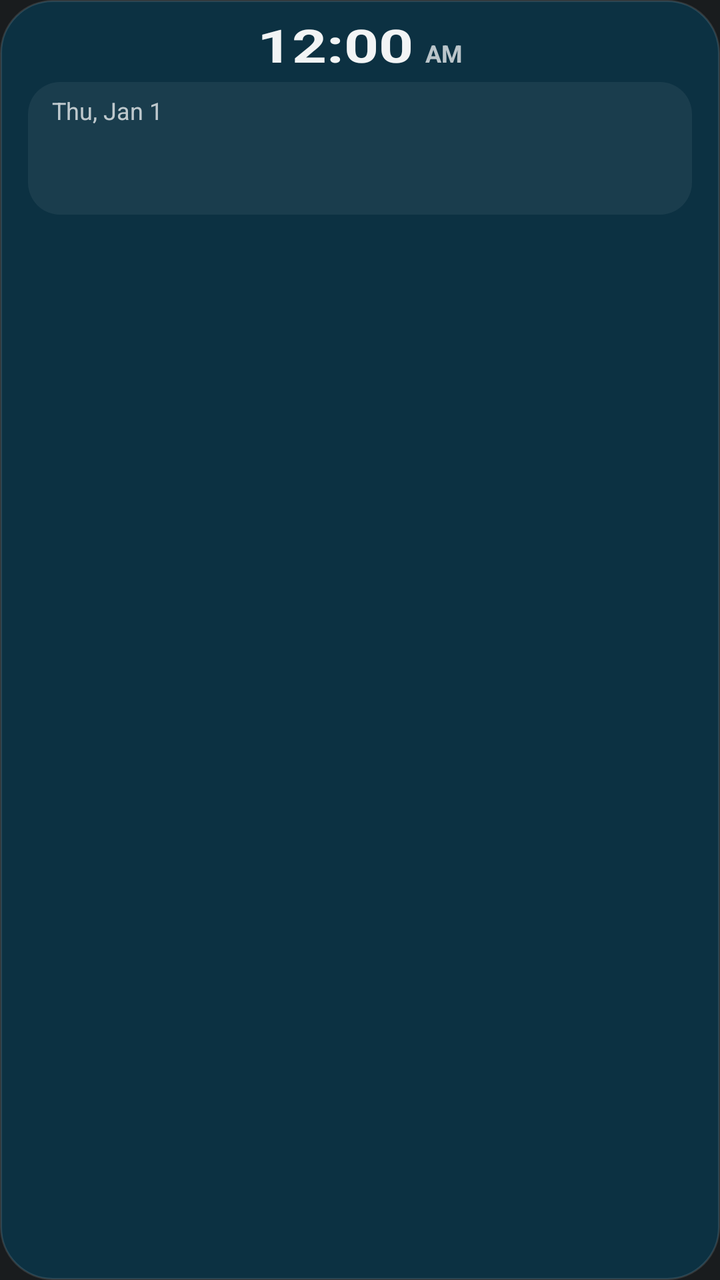
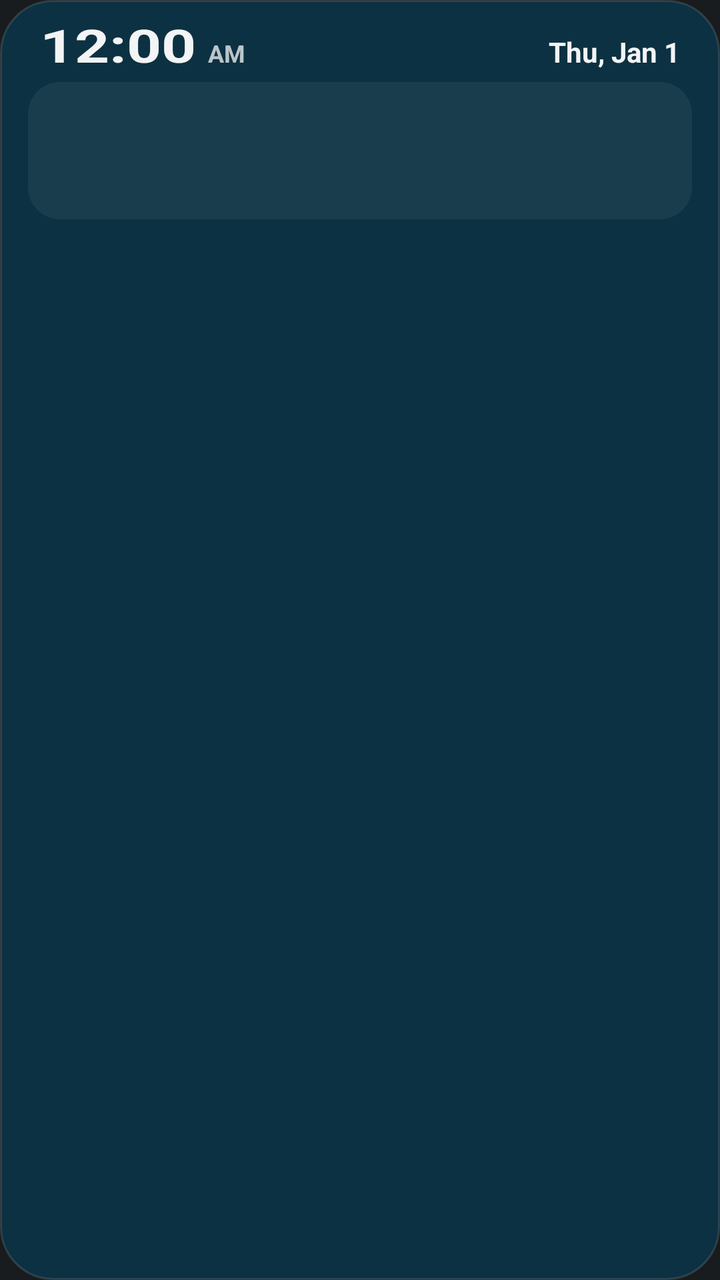

An Android layout rendered at two revisions. The XML below is the earlier revision; the diff shows what the commit changed to produce the second picture.
<!-- AndroidManifest.xml: application theme android:Theme.DeviceDefault.NoActionBar -->
<!-- res/layout/widget_medium.xml -->
<?xml version="1.0" encoding="utf-8"?>
<LinearLayout xmlns:android="http://schemas.android.com/apk/res/android"
    android:id="@+id/root"
    android:layout_width="match_parent"
    android:layout_height="match_parent"
    android:background="@drawable/widget_bg"
    android:orientation="vertical"
    android:paddingHorizontal="14dp"
    android:paddingVertical="10dp">

    <LinearLayout
        android:id="@+id/clock"
        android:layout_width="match_parent"
        android:layout_height="wrap_content"
        android:baselineAligned="true"
        android:gravity="center_horizontal"
        android:orientation="horizontal"
        android:paddingBottom="4dp">

        <TextClock
            android:layout_width="wrap_content"
            android:layout_height="wrap_content"
            android:format12Hour="h:mm"
            android:format24Hour="H:mm"
            android:includeFontPadding="false"
            android:textColor="@color/text"
            android:textScaleX="1.32"
            android:textSize="23sp"
            android:textStyle="bold" />

        <TextClock
            android:layout_width="wrap_content"
            android:layout_height="wrap_content"
            android:format12Hour="a"
            android:format24Hour=""
            android:paddingStart="6dp"
            android:textColor="@color/muted"
            android:textSize="12sp"
            android:textStyle="bold" />
    </LinearLayout>

    <include layout="@layout/part_weather" />

    <LinearLayout
        android:id="@+id/story"
        android:layout_width="match_parent"
        android:layout_height="0dp"
        android:layout_weight="1"
        android:gravity="center_vertical"
        android:orientation="vertical"
        android:paddingHorizontal="2dp">

        <TextView
            android:id="@+id/meta"
            android:layout_width="match_parent"
            android:layout_height="wrap_content"
            android:ellipsize="end"
            android:maxLines="1"
            android:textColor="@color/muted"
            android:textSize="11sp" />

        <TextView
            android:id="@+id/title"
            android:layout_width="match_parent"
            android:layout_height="wrap_content"
            android:ellipsize="end"
            android:maxLines="1"
            android:textColor="@color/text"
            android:textSize="13sp" />
    </LinearLayout>
</LinearLayout>
<!-- res/layout/part_weather.xml (included above) -->
<?xml version="1.0" encoding="utf-8"?>
<LinearLayout xmlns:android="http://schemas.android.com/apk/res/android"
    android:id="@+id/weather"
    android:layout_width="match_parent"
    android:layout_height="wrap_content"
    android:background="@drawable/bar_bg"
    android:gravity="center_vertical"
    android:orientation="horizontal"
    android:paddingHorizontal="12dp"
    android:paddingVertical="6dp">

    <LinearLayout
        android:layout_width="0dp"
        android:layout_height="wrap_content"
        android:layout_weight="1"
        android:orientation="vertical">

        <TextClock
            android:layout_width="wrap_content"
            android:layout_height="wrap_content"
            android:format12Hour="EEE, MMM d"
            android:format24Hour="EEE, MMM d"
            android:textColor="@color/muted"
            android:textSize="12sp" />

        <TextView
            android:id="@+id/place"
            android:layout_width="wrap_content"
            android:layout_height="wrap_content"
            android:ellipsize="end"
            android:maxLines="1"
            android:textColor="@color/text"
            android:textSize="15sp"
            android:textStyle="bold" />

        <TextView
            android:id="@+id/cond"
            android:layout_width="wrap_content"
            android:layout_height="wrap_content"
            android:ellipsize="end"
            android:maxLines="1"
            android:textColor="@color/text"
            android:textSize="13sp" />
    </LinearLayout>

    <TextView
        android:id="@+id/icon"
        android:layout_width="wrap_content"
        android:layout_height="wrap_content"
        android:paddingHorizontal="8dp"
        android:textSize="34sp" />

    <LinearLayout
        android:layout_width="0dp"
        android:layout_height="wrap_content"
        android:layout_weight="1"
        android:gravity="end"
        android:orientation="vertical">

        <TextView
            android:id="@+id/temp"
            android:layout_width="wrap_content"
            android:layout_height="wrap_content"
            android:includeFontPadding="false"
            android:textColor="@color/text"
            android:textSize="30sp"
            android:textStyle="bold" />

        <TextView
            android:id="@+id/hilo"
            android:layout_width="wrap_content"
            android:layout_height="wrap_content"
            android:textColor="@color/muted"
            android:textSize="13sp" />
    </LinearLayout>
</LinearLayout>
<!-- resources referenced by this layout -->
<resources>
  <color name="muted">#B8FFFFFF</color>
  <color name="text">#F2FFFFFF</color>
  <!-- drawable bar_bg (drawable) -->
  <?xml version="1.0" encoding="utf-8"?>
  <shape xmlns:android="http://schemas.android.com/apk/res/android">
      <solid android:color="@color/inset" />
      <corners android:radius="16dp" />
  </shape>
  <!-- drawable widget_bg (drawable) -->
  <?xml version="1.0" encoding="utf-8"?>
  <shape xmlns:android="http://schemas.android.com/apk/res/android">
      <solid android:color="@color/card" />
      <stroke android:width="1dp" android:color="@color/card_edge" />
      <corners android:radius="26dp" />
  </shape>
  <color name="inset">#0FFFFFFF</color>
  <color name="card">#0C3142</color>
  <color name="card_edge">#1FFFFFFF</color>
</resources>

<!-- the commit's change to res/layout/widget_medium.xml (unified diff, before → after) -->
@@ -13,8 +13,8 @@
         android:layout_width="match_parent"
         android:layout_height="wrap_content"
         android:baselineAligned="true"
-        android:gravity="center_horizontal"
         android:orientation="horizontal"
+        android:paddingHorizontal="6dp"
         android:paddingBottom="4dp">
 
         <TextClock
@@ -36,6 +36,17 @@
             android:paddingStart="6dp"
             android:textColor="@color/muted"
             android:textSize="12sp"
+            android:textStyle="bold" />
+
+        <TextClock
+            android:layout_width="0dp"
+            android:layout_height="wrap_content"
+            android:layout_weight="1"
+            android:format12Hour="EEE, MMM d"
+            android:format24Hour="EEE, MMM d"
+            android:gravity="end"
+            android:textColor="@color/text"
+            android:textSize="14sp"
             android:textStyle="bold" />
     </LinearLayout>
 
@@ -79,21 +90,13 @@
     android:gravity="center_vertical"
     android:orientation="horizontal"
     android:paddingHorizontal="12dp"
-    android:paddingVertical="6dp">
+    android:paddingVertical="8dp">
 
     <LinearLayout
         android:layout_width="0dp"
         android:layout_height="wrap_content"
         android:layout_weight="1"
         android:orientation="vertical">
-
-        <TextClock
-            android:layout_width="wrap_content"
-            android:layout_height="wrap_content"
-            android:format12Hour="EEE, MMM d"
-            android:format24Hour="EEE, MMM d"
-            android:textColor="@color/muted"
-            android:textSize="12sp" />
 
         <TextView
             android:id="@+id/place"
@@ -111,7 +114,7 @@
             android:layout_height="wrap_content"
             android:ellipsize="end"
             android:maxLines="1"
-            android:textColor="@color/text"
+            android:textColor="@color/muted"
             android:textSize="13sp" />
     </LinearLayout>
 
@@ -119,13 +122,13 @@
         android:id="@+id/icon"
         android:layout_width="wrap_content"
         android:layout_height="wrap_content"
-        android:paddingHorizontal="8dp"
-        android:textSize="34sp" />
+        android:paddingStart="10dp"
+        android:paddingEnd="8dp"
+        android:textSize="30sp" />
 
     <LinearLayout
-        android:layout_width="0dp"
+        android:layout_width="wrap_content"
         android:layout_height="wrap_content"
-        android:layout_weight="1"
         android:gravity="end"
         android:orientation="vertical">
 
